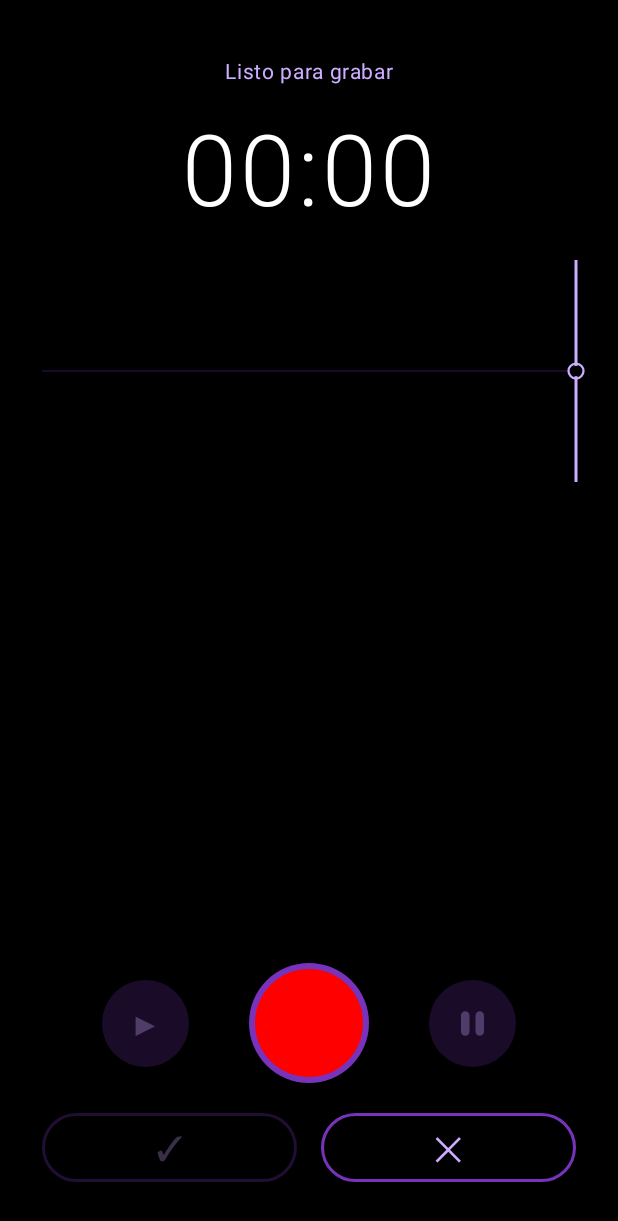
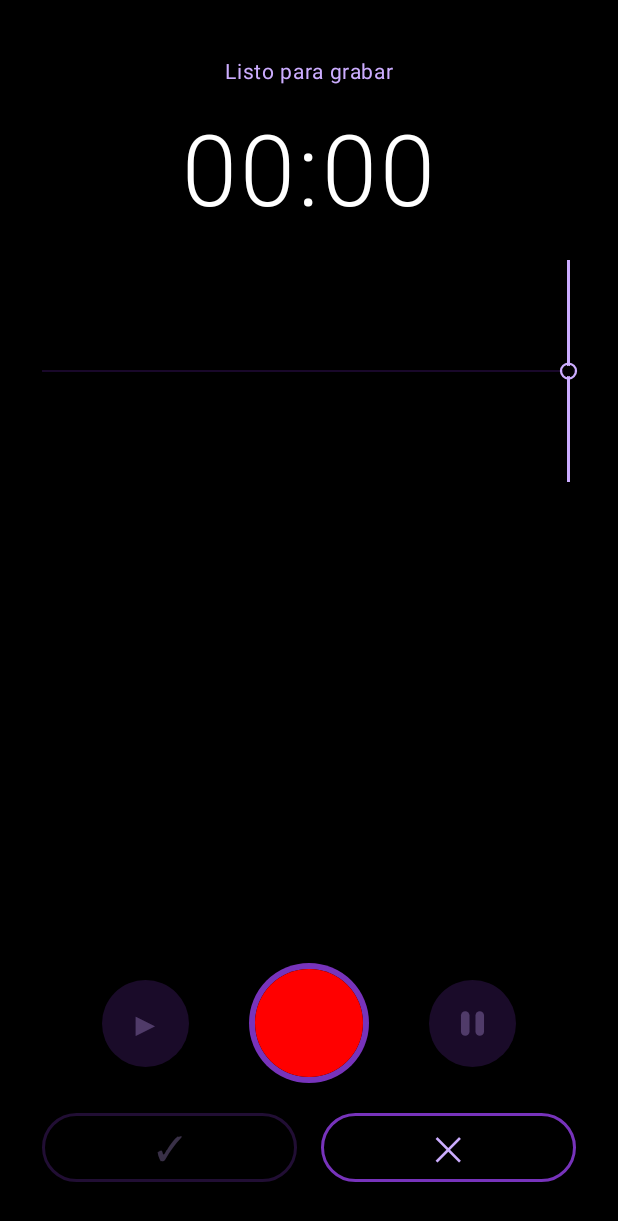
Before and after one commit to juanfai/estrella-de-belen, an Android app built with Jetpack Compose: the screen it shows after launch (MainActivity), after a tap on "GRABAR", on a phone screen of 412 x 824 dp. Shown: the top 1221 px of the screen. Run offline under Robolectric (Android 15) with nearby library versions, the light colour scheme and no system bars.

Commit message:
casi listo

```diff
--- a/app/src/main/java/com/example/iluminadordeaudio/export/VideoExporter.kt
+++ b/app/src/main/java/com/example/iluminadordeaudio/export/VideoExporter.kt
@@ -73,7 +73,7 @@ class VideoExporter(
             val canvas = encoder.inputSurface.lockCanvas(null)
 
             // Stretch vertical (mismo umbral que el preview)
-            val excess = ((smoothedAmp - 0.58f) / (1f - 0.58f)).coerceIn(0f, 1f)
+            val excess = ((smoothedAmp - 0.44f) / (1f - 0.44f)).coerceIn(0f, 1f)
             canvas.save()
             if (excess > 0f) {
                 canvas.scale(1f, 1f + excess * 0.77f, width / 2f, height / 2f)
--- a/app/src/main/java/com/example/iluminadordeaudio/ui/PreviewScreen.kt
+++ b/app/src/main/java/com/example/iluminadordeaudio/ui/PreviewScreen.kt
@@ -79,7 +79,7 @@ fun PreviewScreen(
                 delay(50L)
             }
 
-            val excess = ((smoothedAmp - 0.58f) / (1f - 0.58f)).coerceIn(0f, 1f)
+            val excess = ((smoothedAmp - 0.44f) / (1f - 0.44f)).coerceIn(0f, 1f)
             softCanvas.save()
             if (excess > 0f) {
                 softCanvas.scale(1f, 1f + excess * 0.77f,
--- a/app/src/main/java/com/example/iluminadordeaudio/ui/RecordScreen.kt
+++ b/app/src/main/java/com/example/iluminadordeaudio/ui/RecordScreen.kt
@@ -94,6 +94,10 @@ fun RecordScreen(
     LaunchedEffect(state) {
         while (isActive && state == RecordState.RECORDING) {
             delay(80L)
+            // Re-verificar el estado después del delay: si el usuario tocó STOP mientras
+            // el delay estaba en curso, el click ya habrá puesto cursorFraction=0 y
+            // no debemos sobreescribirlo con 1f
+            if (state != RecordState.RECORDING) break
             val norm = (audioRecorder.getMaxAmplitude() / 32767f).coerceIn(0f, 1f)
             waveform.add(norm)
             if (waveform.size > 800) {
@@ -412,9 +416,11 @@ private fun RecordBtn(blink: Boolean, isRecording: Boolean, enabled: Boolean, on
     ) {
         Canvas(modifier = Modifier.size(72.dp)) {
             val full = size.minDimension
-            // Interpolar de círculo (full, radio = full/2) a cuadrado redondeado (38% del full)
-            val side   = full   - (full   - full * 0.38f) * shapeProg
-            val corner = full/2 - (full/2 - side * 0.20f) * shapeProg
+            // Fondo negro del círculo interior — se revela cuando el rojo encoge
+            drawCircle(Color.Black, radius = full / 2f)
+            // Rojo: círculo lleno → cuadrado sin bordes redondeados
+            val side   = full - (full - full * 0.36f) * shapeProg
+            val corner = (full / 2f) * (1f - shapeProg)   // circle → 0 (sharp square)
             drawRoundRect(
                 color        = fillColor,
                 topLeft      = Offset((full - side) / 2f, (full - side) / 2f),
@@ -495,18 +501,16 @@ private fun WaveformView(
             val barW     = (step * 0.60f).coerceIn(minBarW, 6.dp.toPx())
 
             visible.forEachIndexed { i, amp ->
-                val x     = i * step + step / 2f
-                val h     = (amp * cy * 0.96f).coerceAtLeast(2f)
-                // Gradiente de LAV_DIM (antiguo) a LAV_SOFT (reciente) → profundidad temporal
-                val alpha = 0.30f + 0.70f * (i.toFloat() / count)
-                val barColor = androidx.compose.ui.graphics.lerp(LAV_DIM, LAV_SOFT, i.toFloat() / count)
-                drawLine(barColor.copy(alpha = alpha), Offset(x, cy - h), Offset(x, cy + h),
+                val x = i * step + step / 2f
+                val h = (amp * cy * 0.96f).coerceAtLeast(2f)
+                drawLine(LAV_DEEP, Offset(x, cy - h), Offset(x, cy + h),
                     strokeWidth = barW, cap = StrokeCap.Round)
             }
         }
 
-        // Cursor
-        val cx = cursorFraction.coerceIn(0f, 1f) * size.width
+        // Cursor — clampeado 5dp de cada borde para que el círculo quede siempre visible
+        val rawCx = cursorFraction.coerceIn(0f, 1f) * size.width
+        val cx    = rawCx.coerceIn(5.dp.toPx(), size.width - 5.dp.toPx())
         drawLine(cursorColor, Offset(cx, 0f), Offset(cx, size.height), strokeWidth = 2.dp.toPx())
         drawCircle(cursorColor, radius = 5.dp.toPx(), center = Offset(cx, cy),
             style = Stroke(width = 1.5f * density))
```
